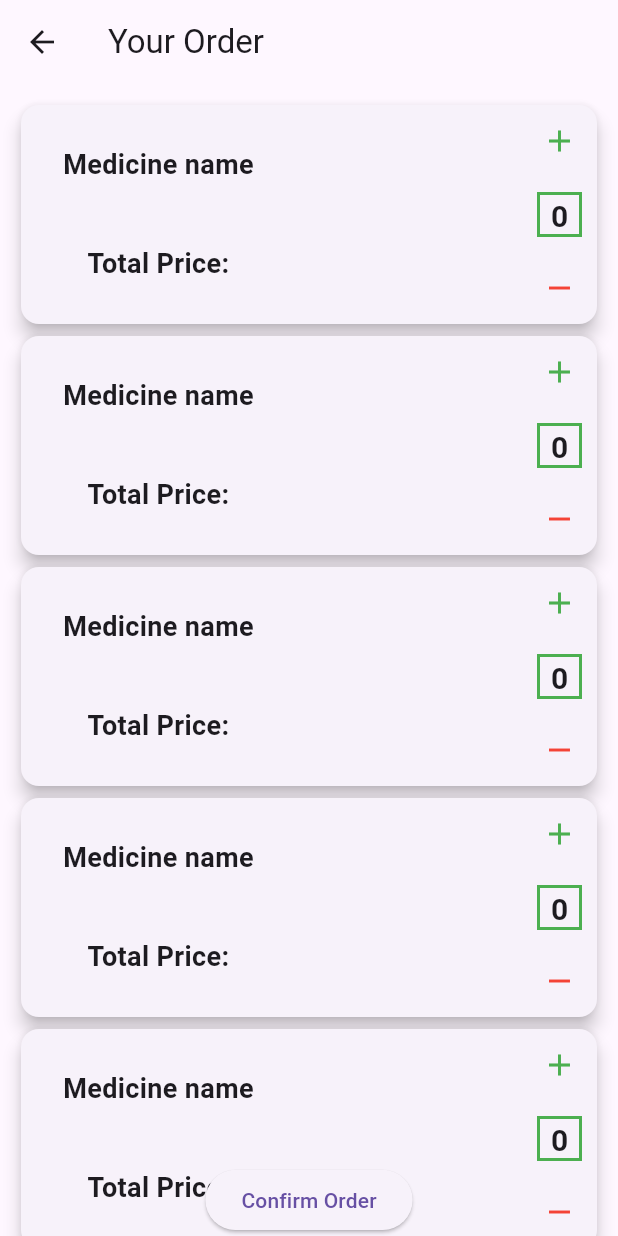
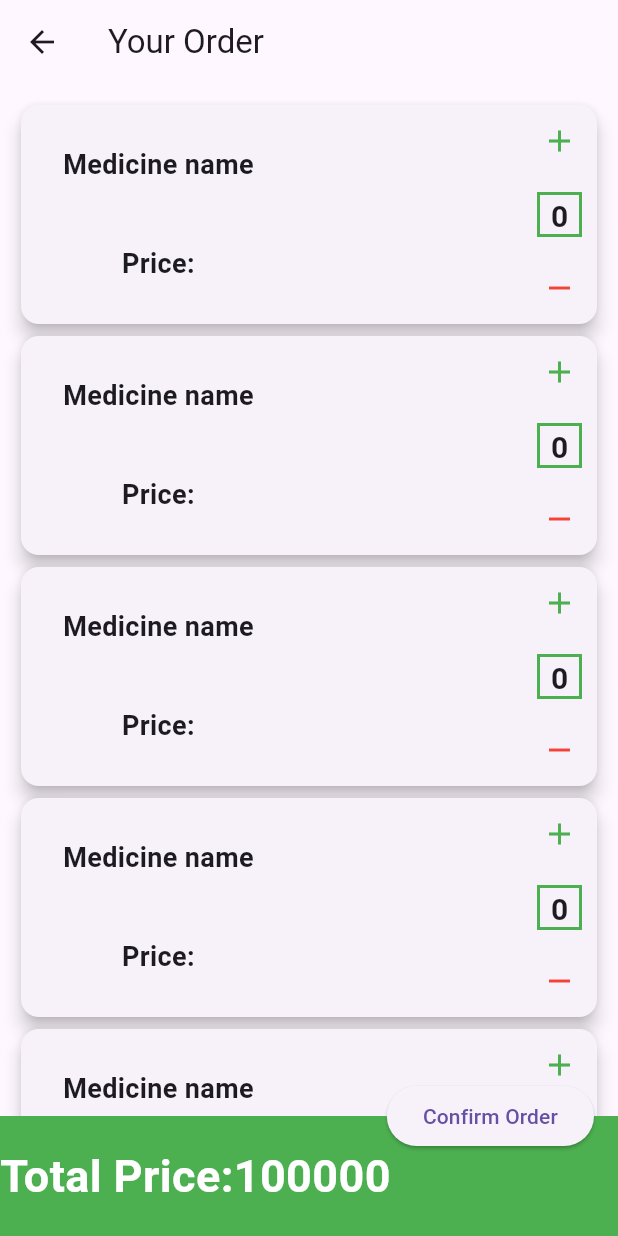
Before and after one commit to Mahmoud-Ramzi5/MedicineWarehouse, a Flutter app: the MainView screen opened by its route, after a tap on the "shopping cart" icon, on a phone screen of 412 x 824 dp. Run offline on Flutter 3.47's test engine with Material 3 defaults, Android fonts, the phone set to English and light mode, and no system bars; our stand-ins replace dotted_border, flutter_secure_storage, get, image_picker; accounts and stored records are empty; network calls fail.

Commit message:
latest update

```diff
--- a/FrontEnd/lib/constants/routes.dart
+++ b/FrontEnd/lib/constants/routes.dart
@@ -3,3 +3,4 @@ const registerRoute = '/register/';
 const mainRoute = '/main/';
 const medicineDetailsRoute = '/medicineDetails/';
 const cartRoute = '/cart/';
+const categoriesRoute = '/categories/';
--- a/FrontEnd/lib/main.dart
+++ b/FrontEnd/lib/main.dart
@@ -4,6 +4,7 @@ import 'package:test1/constants/routes.dart';
 import 'package:test1/views/phone/cart_view.dart';
 import 'package:test1/views/phone/login_view.dart';
 import 'package:test1/views/phone/main_view.dart';
+import 'package:test1/views/phone/medicine_categories_view.dart';
 import 'package:test1/views/phone/medicine_details_view.dart';
 import 'package:test1/views/phone/register_view.dart';
 import 'package:test1/views/web/web_login_view.dart';
@@ -18,6 +19,7 @@ void main() {
       registerRoute: (context) => const RegisterView(),
       mainRoute: (context) => const MainView(),
       cartRoute: (context) => const CartView(),
+      categoriesRoute: (context) => const MedicineCategoriesView(),
     },
     onGenerateRoute: (settings) {
       if (settings.name == medicineDetailsRoute) {
--- a/FrontEnd/lib/views/phone/cart_view.dart
+++ b/FrontEnd/lib/views/phone/cart_view.dart
@@ -8,7 +8,20 @@ class CartView extends StatelessWidget {
   @override
   Widget build(BuildContext context) {
     return Scaffold(
-      floatingActionButtonLocation: FloatingActionButtonLocation.centerDocked,
+      bottomNavigationBar: Container(
+        alignment: Alignment.centerLeft,
+        height: 80,
+        color: Colors.green,
+        child: const Text(
+          'Total Price:100000',
+          style: TextStyle(
+            color: Colors.white,
+            fontSize: 30,
+            fontWeight: FontWeight.bold,
+          ),
+        ),
+      ),
+      floatingActionButtonLocation: FloatingActionButtonLocation.endDocked,
       floatingActionButton: ElevatedButton(
         onPressed: () {},
         child: const Text('Confirm Order'),
@@ -43,7 +56,7 @@ class CartView extends StatelessWidget {
                       Padding(
                         padding: EdgeInsets.all(20),
                         child: Text(
-                          'Total Price:',
+                          'Price:',
                           style: TextStyle(
                             fontSize: 18,
                             fontWeight: FontWeight.bold,
--- a/FrontEnd/lib/views/phone/main_view.dart
+++ b/FrontEnd/lib/views/phone/main_view.dart
@@ -73,8 +73,27 @@ class _MainViewState extends State<MainView> {
             ),
             ListTile(
               title: const Text(
+                'Medicine Categories',
+                style: TextStyle(
+                  fontSize: 20,
+                  color: Colors.green,
+                ),
+              ),
+              leading: const Icon(
+                Icons.category,
+                color: Colors.green,
+              ),
+              onTap: () {
+                Navigator.of(context).pushNamed(categoriesRoute);
+              },
+            ),
+            ListTile(
+              title: const Text(
                 'Log out',
-                style: TextStyle(fontSize: 20),
+                style: TextStyle(
+                  fontSize: 20,
+                  color: Colors.green,
+                ),
               ),
               leading: const Icon(
                 Icons.logout,
@@ -139,9 +158,7 @@ class _MainViewState extends State<MainView> {
           ],
         ),
       ),
-      appBar: AppBar(
-        actions: [],
-      ),
+      appBar: AppBar(),
       body: FutureBuilder(
         future: Api().fetchMedicine(),
         builder: (context, snapshot) {
```
Also changed, not shown: FrontEnd/lib/classes/cart.dart (added, +21 -0 lines), FrontEnd/lib/views/phone/medicine_categories_view.dart (added, +17 -0 lines), FrontEnd/lib/views/phone/medicine_details_view.dart (+4 -7 lines), 1 other file.
